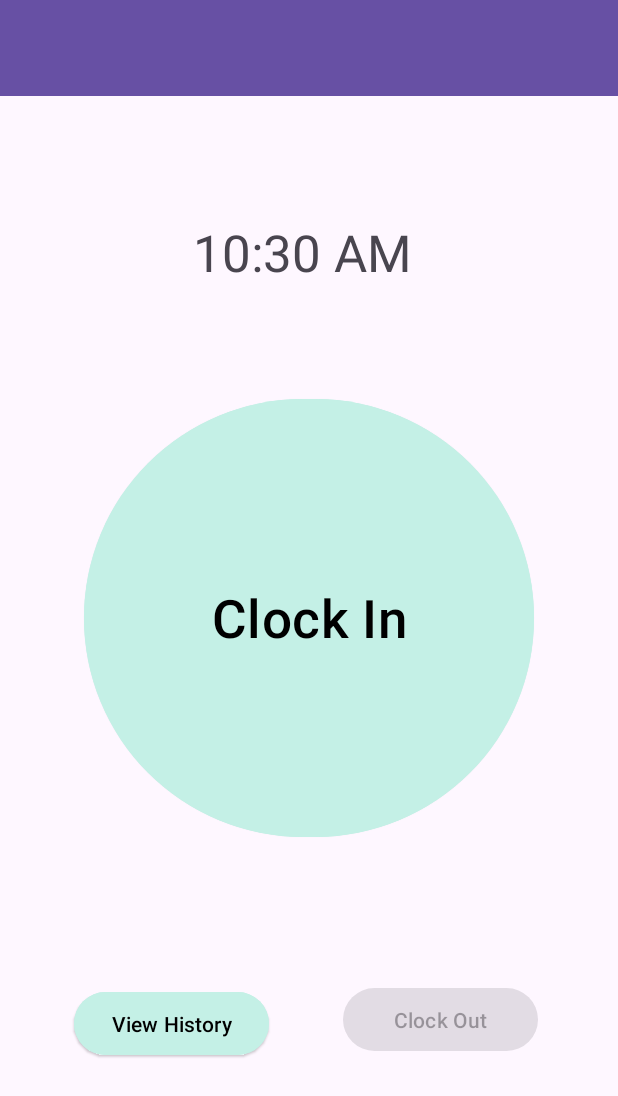
After one commit to masamoe/Optimate, an Android app built with Jetpack Compose: the clockModule screen opened directly, with no data from a screen before it, on a phone screen of 412 x 824 dp. The commit adds this screen. Shown: the top 1096 px of the screen. Run offline under Robolectric (Android 15) with nearby library versions, the phone set to English and light mode, and no system bars; Roboto replaces fonts that are not available here.

Commit message:
added clockModule and viewHistory

```diff
--- /dev/null
+++ b/app/src/main/java/com/example/optimate/EmployeeFlow/clockModule.kt
@@ -0,0 +1,126 @@
+package com.example.optimate.EmployeeFlow
+
+import androidx.appcompat.app.AppCompatActivity
+import android.os.Bundle
+import android.os.Handler
+import android.os.Looper
+import android.widget.Button
+import android.widget.TextView
+import com.example.optimate.R
+import java.text.SimpleDateFormat
+import java.util.*
+
+
+
+class clockModule : AppCompatActivity() {
+    private lateinit var digitalClock: TextView
+    private lateinit var clockInButton: Button
+    private lateinit var clockOutButton: Button
+    private var isInClockInState = true
+    private val handler = Handler(Looper.getMainLooper())
+
+    override fun onCreate(savedInstanceState: Bundle?) {
+        super.onCreate(savedInstanceState)
+        setContentView(R.layout.activity_clock_module)
+        digitalClock = findViewById(R.id.digitalClock)
+        clockInButton = findViewById(R.id.clockIn)
+        clockOutButton = findViewById(R.id.clockOut)
+
+        // Initially disable the Clock Out button
+        clockOutButton.isEnabled = false
+
+        // Set click listener for the Clock In button
+        clockInButton.setOnClickListener {
+            toggleClockState(clockInButton)
+        }
+
+        // Set click listener for the Clock Out button
+        clockOutButton.setOnClickListener {
+            toggleClockState(clockOutButton)
+        }
+
+
+        // Initialize the handler for the digital clock updates
+        handler.post(object : Runnable {
+            override fun run() {
+                updateDigitalClock()
+                handler.postDelayed(this, 1000)
+            }
+        })
+    }
+
+    private fun toggleClockState(clickedButton: Button) {
+        // Toggle the clock state
+        isInClockInState = !isInClockInState
+
+        // Update the UI based on the clock state
+        when {
+            clickedButton == clockInButton && clockInButton.text == getString(R.string.clock_in) -> {
+                // Clock In state
+                clockInButton.text = getString(R.string.start_break)
+                clockInButton.backgroundTintList = getColorStateList(R.color.break_color)
+                clockOutButton.backgroundTintList = getColorStateList(R.color.clock_out_color)
+                clockOutButton.setTextColor(getColor(R.color.clock_out_text))
+                clockOutButton.isEnabled = true
+            }
+            clickedButton == clockInButton && clockInButton.text == getString(R.string.clock_out) -> {
+                // Clock In state
+                clockInButton.text = getString(R.string.clock_in)
+                clockInButton.backgroundTintList = getColorStateList(R.color.clock_in_color)
+                clockOutButton.text = getString(R.string.clock_out)
+                clockOutButton.isEnabled = false
+                clockOutButton.backgroundTintList = getColorStateList(R.color.clock_out_color_disabled)
+                clockOutButton.setTextColor(getColor(R.color.clock_out_text_disabled))
+
+            }
+            clickedButton == clockInButton && clockInButton.text == getString(R.string.start_break) -> {
+                // Start Break state
+                clockInButton.text = getString(R.string.end_break)
+                clockInButton.backgroundTintList = getColorStateList(R.color.break_color)
+            }
+            clickedButton == clockInButton && clockInButton.text == getString(R.string.end_break) -> {
+                // End Break state
+                clockInButton.text = getString(R.string.clock_out)
+                clockInButton.backgroundTintList = getColorStateList(R.color.clock_out_color)
+                clockOutButton.text = getString(R.string.start_break)
+                clockOutButton.backgroundTintList = getColorStateList(R.color.break_color)
+
+            }
+            clickedButton == clockOutButton && clockOutButton.text == getString(R.string.start_break) -> {
+                // Start Break state for Clock Out button
+                clockInButton.text = getString(R.string.end_break)
+                clockOutButton.text = getString(R.string.clock_out)
+                clockInButton.backgroundTintList = getColorStateList(R.color.break_color)
+                clockOutButton.backgroundTintList = getColorStateList(R.color.clock_out_color)
+            }
+            clickedButton == clockOutButton && clockOutButton.text == getString(R.string.clock_out) -> {
+                // Clock Out state
+                clockOutButton.isEnabled = false
+                clockInButton.text = getString(R.string.clock_in)
+                clockInButton.backgroundTintList = getColorStateList(R.color.clock_in_color)
+                clockOutButton.text = getString(R.string.clock_out)
+
+            }
+        }
+    }
+
+
+
+    private fun updateDigitalClock() {
+        // Get the current time
+        val currentTime = System.currentTimeMillis()
+
+        // Format the time as HH:mm:ss
+        val dateFormat = SimpleDateFormat("hh:mm a", Locale.getDefault())
+        val formattedTime = dateFormat.format(Date(currentTime))
+
+        // Update the TextView with the formatted time
+        digitalClock.text = formattedTime
+    }
+
+    override fun onDestroy() {
+        // Remove the callbacks to prevent memory leaks
+        handler.removeCallbacksAndMessages(null)
+        super.onDestroy()
+    }
+}
--- /dev/null
+++ b/app/src/main/res/layout/activity_clock_module.xml
@@ -0,0 +1,89 @@
+<?xml version="1.0" encoding="utf-8"?>
+<androidx.constraintlayout.widget.ConstraintLayout xmlns:android="http://schemas.android.com/apk/res/android"
+    xmlns:app="http://schemas.android.com/apk/res-auto"
+    xmlns:tools="http://schemas.android.com/tools"
+    android:layout_width="match_parent"
+    android:layout_height="match_parent"
+    android:background="#FEF7FF"
+    tools:context=".EmployeeFlow.clockModule">
+
+    <Button
+        style="@style/Widget.Material3.Button.ElevatedButton"
+        android:id="@+id/clockIn"
+        android:layout_width="300dp"
+        android:layout_height="300dp"
+        android:backgroundTint="#C4F0E6"
+        app:elevation="8dp"
+        android:text= "@string/clock_in"
+        android:textColor="#000000"
+        android:padding="8dp"
+
+        android:textSize="35sp"
+        app:layout_constraintBottom_toBottomOf="parent"
+        app:layout_constraintEnd_toEndOf="parent"
+        app:layout_constraintStart_toStartOf="parent"
+        app:layout_constraintTop_toTopOf="parent" />
+
+    <androidx.appcompat.widget.Toolbar
+        android:id="@+id/toolbar"
+        android:layout_width="413dp"
+        android:layout_height="64dp"
+        android:background="?attr/colorPrimary"
+        android:minHeight="?attr/actionBarSize"
+        android:theme="?attr/actionBarTheme"
+        app:layout_constraintEnd_toEndOf="parent"
+        app:layout_constraintStart_toStartOf="parent"
+        app:layout_constraintTop_toTopOf="parent" />
+
+    <TextView
+        android:id="@+id/digitalClock"
+        android:layout_width="177dp"
+        android:layout_height="56dp"
+        android:layout_marginStart="142dp"
+        android:layout_marginTop="60dp"
+        android:layout_marginEnd="151dp"
+        android:layout_marginBottom="40dp"
+        android:text="@string/clock"
+        android:textAlignment="center"
+        android:textSize="34sp"
+
+        app:layout_constraintBottom_toTopOf="@+id/clockIn"
+        app:layout_constraintEnd_toEndOf="parent"
+        app:layout_constraintStart_toStartOf="parent"
+        app:layout_constraintTop_toBottomOf="@+id/toolbar" />
+
+    <Button
+        style="@style/Widget.Material3.Button.ElevatedButton"
+        android:id="@+id/viewHistory"
+        android:layout_width="130dp"
+        android:layout_height="50dp"
+        android:backgroundTint="#C4F0E6"
+        android:elevation="8dp"
+        android:text="@string/view_history"
+        android:textColor="#000000"
+        app:layout_constraintBottom_toBottomOf="parent"
+        app:layout_constraintEnd_toEndOf="parent"
+        app:layout_constraintHorizontal_bias="0.175"
+        app:layout_constraintStart_toStartOf="parent"
+        app:layout_constraintTop_toBottomOf="@+id/clockIn"
+        app:layout_constraintVertical_bias="0.449" />
+
+    <Button
+        style="@style/Widget.Material3.Button.ElevatedButton"
+        android:id="@+id/clockOut"
+        android:layout_width="130dp"
+        android:layout_height="50dp"
+        android:elevation="8dp"
+        android:text="@string/clock_out"
+        app:layout_constraintBottom_toBottomOf="parent"
+        app:layout_constraintEnd_toEndOf="parent"
+        app:layout_constraintHorizontal_bias="0.481"
+        app:layout_constraintStart_toEndOf="@+id/viewHistory"
+        app:layout_constraintTop_toBottomOf="@+id/clockIn"
+        app:layout_constraintVertical_bias="0.438" />
+
+
+
+
+
+</androidx.constraintlayout.widget.ConstraintLayout>
--- a/app/src/main/res/values/colors.xml
+++ b/app/src/main/res/values/colors.xml
@@ -5,4 +5,10 @@
     <color name="buttonColor">#C4F0E6</color>
     <color name="hello_colour">#8696BB</color>
     <color name="light_purple">#F2EBF3</color>
+    <color name="clock_in_color">#C4F0E6</color>
+    <color name="break_color">#FFFCE5</color>
+    <color name="clock_out_color">#FFDFE7</color>
+    <color name="clock_out_text">#000000</color>
+    <color name="clock_out_color_disabled">#E3E3E4</color>
+    <color name="clock_out_text_disabled">#98979A</color>
 </resources>
--- a/app/src/main/res/values/strings.xml
+++ b/app/src/main/res/values/strings.xml
@@ -25,4 +25,10 @@
     <string name="add_title">Add Title</string>
     <string name="manager_button">manager button</string>
     <string name="employee_button">employee button</string>
+    <string name="clock_in">Clock In</string>
+    <string name="start_break">Start Break</string>
+    <string name="end_break">End Break</string>
+    <string name="clock_out">Clock Out</string>
+    <string name="clock">Clock</string>
+    <string name="view_history">View History</string>
 </resources>
```
Also changed, not shown: app/src/main/AndroidManifest.xml (+6 -1 lines), app/src/main/java/com/example/optimate/EmployeeFlow/viewHistory.kt (added, +12 -0 lines), app/src/main/res/layout/activity_view_history.xml (added, +81 -0 lines).
